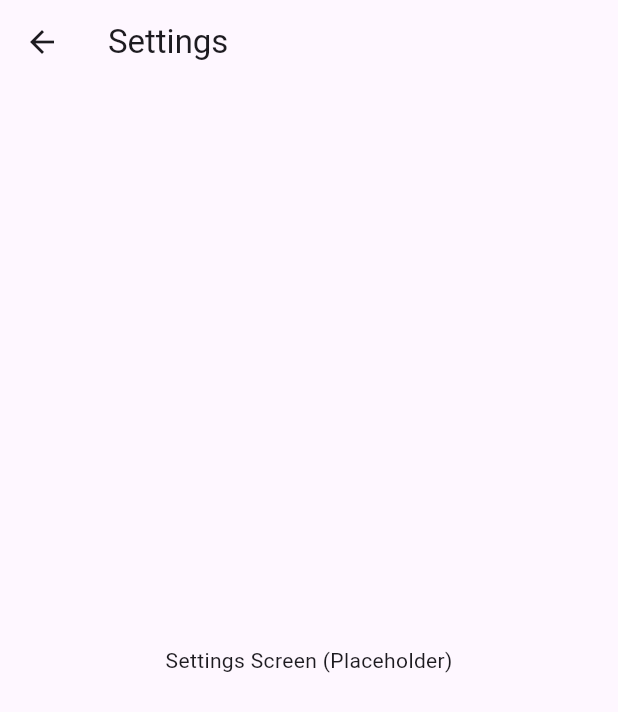
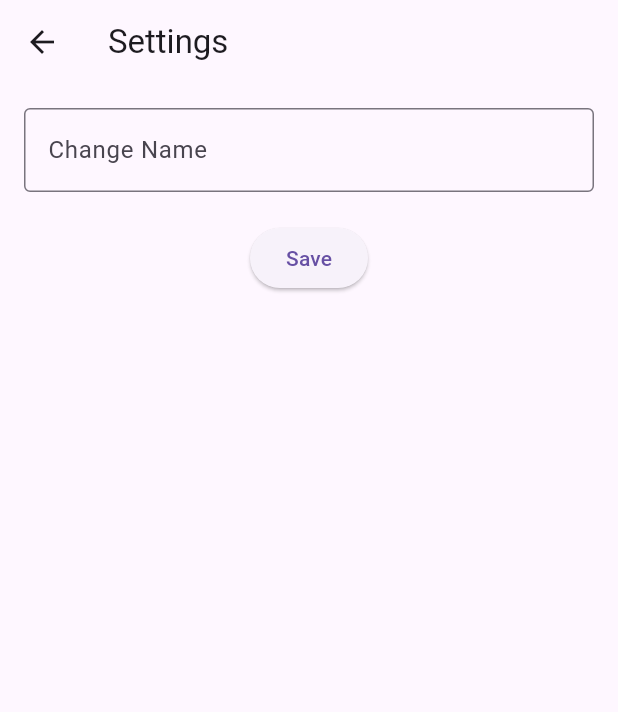
Before and after one commit to Gridiffin/USQ1, a Flutter app: the ProfilePage screen opened directly, after a tap on "Settings", on a phone screen of 412 x 824 dp. Shown: the top 712 px of the screen. Run offline on Flutter 3.47's test engine with Material 3 defaults, Android fonts, the phone set to English and light mode, and no system bars; our stand-ins replace cloud_firestore, firebase_auth, firebase_core; accounts and stored records are empty.

Commit message:
username changes

```diff
--- a/lib/src/screens/profile/profilepage.dart
+++ b/lib/src/screens/profile/profilepage.dart
@@ -6,7 +6,12 @@ import '../auth/loginscreen.dart';
 import 'package:firebase_auth/firebase_auth.dart'; // Firebase Auth import
 import 'package:cloud_firestore/cloud_firestore.dart'; // Firestore import
 
-class ProfilePage extends StatelessWidget {
+class ProfilePage extends StatefulWidget {
+  @override
+  _ProfilePageState createState() => _ProfilePageState();
+}
+
+class _ProfilePageState extends State<ProfilePage> {
   @override
   Widget build(BuildContext context) {
     final User? user = FirebaseAuth.instance.currentUser;
@@ -14,14 +19,6 @@ class ProfilePage extends StatelessWidget {
     return Scaffold(
       appBar: AppBar(
         title: Text('Profile'),
-        actions: [
-          IconButton(
-            icon: Icon(Icons.edit),
-            onPressed: () {
-              _navigateToEditProfile(context);
-            },
-          ),
-        ],
       ),
       body: FutureBuilder<DocumentSnapshot>(
         future:
@@ -66,20 +63,12 @@ class ProfilePage extends StatelessWidget {
                     ],
                   ),
                 ),
-                SizedBox(height: 20),
-                ListTile(
-                  leading: Icon(Icons.shopping_bag, color: Colors.green),
-                  title: Text('My Orders'),
-                  onTap: () {
-                    _navigateToOrders(context);
-                  },
-                ),
                 Divider(),
                 ListTile(
                   leading: Icon(Icons.settings, color: Colors.green),
                   title: Text('Settings'),
                   onTap: () {
-                    _navigateToSettings(context);
+                    _navigateToSettings(context, user, userName);
                   },
                 ),
                 Divider(),
@@ -122,45 +111,52 @@ class ProfilePage extends StatelessWidget {
     );
   }
 
-  // Navigate to edit profile screen (placeholder)
-  void _navigateToEditProfile(BuildContext context) {
-    Navigator.push(
-      context,
-      MaterialPageRoute(
-        builder: (context) => Scaffold(
-          appBar: AppBar(title: Text('Edit Profile')),
-          body: Center(
-            child: Text('Edit Profile Screen (Placeholder)'),
-          ),
-        ),
-      ),
-    );
-  }
+  // Navigate to settings screen with edit profile and change name functionality
+  void _navigateToSettings(
+      BuildContext context, User? user, String currentName) {
+    TextEditingController nameController =
+        TextEditingController(text: currentName);
 
-  // Navigate to orders screen (placeholder)
-  void _navigateToOrders(BuildContext context) {
-    Navigator.push(
-      context,
-      MaterialPageRoute(
-        builder: (context) => Scaffold(
-          appBar: AppBar(title: Text('My Orders')),
-          body: Center(
-            child: Text('Orders Screen (Placeholder)'),
-          ),
-        ),
-      ),
-    );
-  }
-
-  // Navigate to settings screen (placeholder)
-  void _navigateToSettings(BuildContext context) {
     Navigator.push(
       context,
       MaterialPageRoute(
         builder: (context) => Scaffold(
           appBar: AppBar(title: Text('Settings')),
-          body: Center(
-            child: Text('Settings Screen (Placeholder)'),
+          body: Padding(
+            padding: const EdgeInsets.all(16.0),
+            child: Column(
+              children: [
+                TextField(
+                  decoration: InputDecoration(
+                    labelText: 'Change Name',
+                    border: OutlineInputBorder(),
+                  ),
+                  controller: nameController,
+                ),
+                SizedBox(height: 20),
+                ElevatedButton(
+                  onPressed: () async {
+                    String newName = nameController.text.trim();
+                    if (newName.isNotEmpty && user != null) {
+                      await FirebaseFirestore.instance
+                          .collection('users')
+                          .doc(user.uid)
+                          .update({'name': newName});
+                      ScaffoldMessenger.of(context).showSnackBar(
+                        SnackBar(content: Text('Name updated successfully!')),
+                      );
+                      setState(() {}); // Refresh the profile page
+                      Navigator.pop(context);
+                    } else {
+                      ScaffoldMessenger.of(context).showSnackBar(
+                        SnackBar(content: Text('Name cannot be empty!')),
+                      );
+                    }
+                  },
+                  child: Text('Save'),
+                ),
+              ],
+            ),
           ),
         ),
       ),
```
